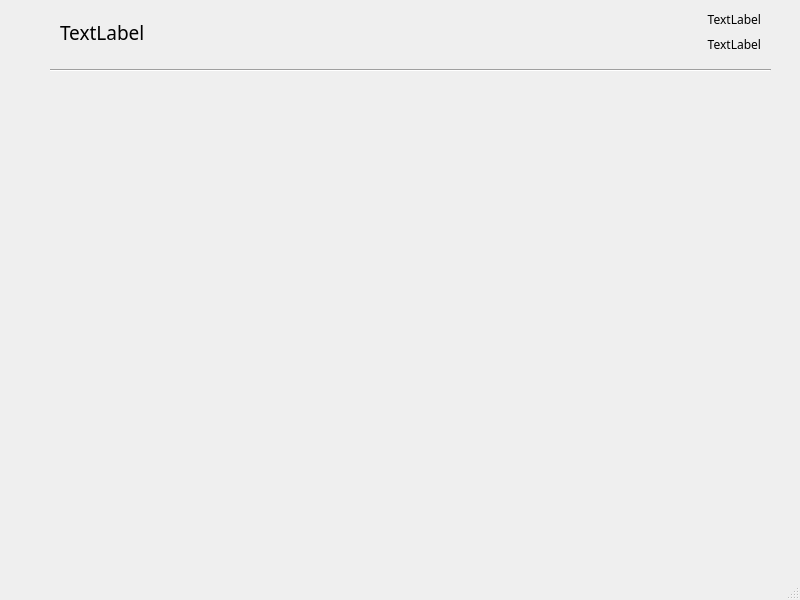
Qt form GUIWindows/usercarswindow.ui (m-arch/pnote) before a commit.
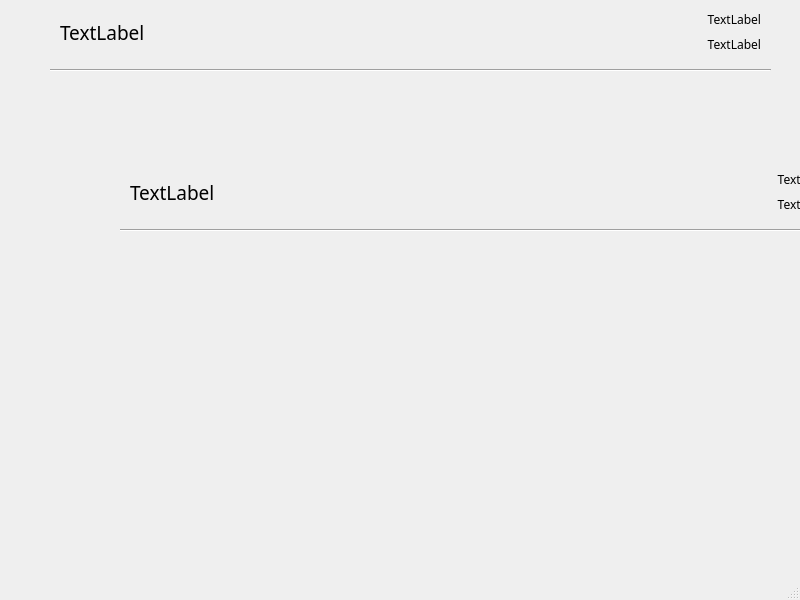
The same form after that commit.

Diff of the .ui file:
```diff
--- a/GUIWindows/usercarswindow.ui
+++ b/GUIWindows/usercarswindow.ui
@@ -99,6 +99,91 @@
      </item>
     </layout>
    </widget>
+   <widget class="QWidget" name="layoutWidget_2">
+    <property name="geometry">
+     <rect>
+      <x>130</x>
+      <y>170</y>
+      <width>701</width>
+      <height>44</height>
+     </rect>
+    </property>
+    <layout class="QHBoxLayout" name="horizontalLayout_2">
+     <item>
+      <widget class="QLabel" name="username_2">
+       <property name="font">
+        <font>
+         <family>Ubuntu Condensed</family>
+         <pointsize>14</pointsize>
+         <weight>50</weight>
+         <bold>false</bold>
+        </font>
+       </property>
+       <property name="layoutDirection">
+        <enum>Qt::LeftToRight</enum>
+       </property>
+       <property name="text">
+        <string>TextLabel</string>
+       </property>
+      </widget>
+     </item>
+     <item>
+      <layout class="QVBoxLayout" name="verticalLayout_2">
+       <item>
+        <widget class="QLabel" name="phone_2">
+         <property name="font">
+          <font>
+           <family>Ubuntu Condensed</family>
+           <pointsize>9</pointsize>
+          </font>
+         </property>
+         <property name="layoutDirection">
+          <enum>Qt::LeftToRight</enum>
+         </property>
+         <property name="text">
+          <string>TextLabel</string>
+         </property>
+         <property name="alignment">
+          <set>Qt::AlignRight|Qt::AlignTrailing|Qt::AlignVCenter</set>
+         </property>
+        </widget>
+       </item>
+       <item>
+        <widget class="QLabel" name="othercontact_2">
+         <property name="font">
+          <font>
+           <family>Ubuntu Condensed</family>
+           <pointsize>9</pointsize>
+          </font>
+         </property>
+         <property name="layoutDirection">
+          <enum>Qt::LeftToRight</enum>
+         </property>
+         <property name="text">
+          <string>TextLabel</string>
+         </property>
+         <property name="alignment">
+          <set>Qt::AlignRight|Qt::AlignTrailing|Qt::AlignVCenter</set>
+         </property>
+        </widget>
+       </item>
+      </layout>
+     </item>
+    </layout>
+   </widget>
+   <widget class="Line" name="line_2">
+    <property name="geometry">
+     <rect>
+      <x>120</x>
+      <y>220</y>
+      <width>721</width>
+      <height>20</height>
+     </rect>
+    </property>
+    <property name="orientation">
+     <enum>Qt::Horizontal</enum>
+    </property>
+   </widget>
   </widget>
   <widget class="QMenuBar" name="menubar">
    <property name="geometry">
```
